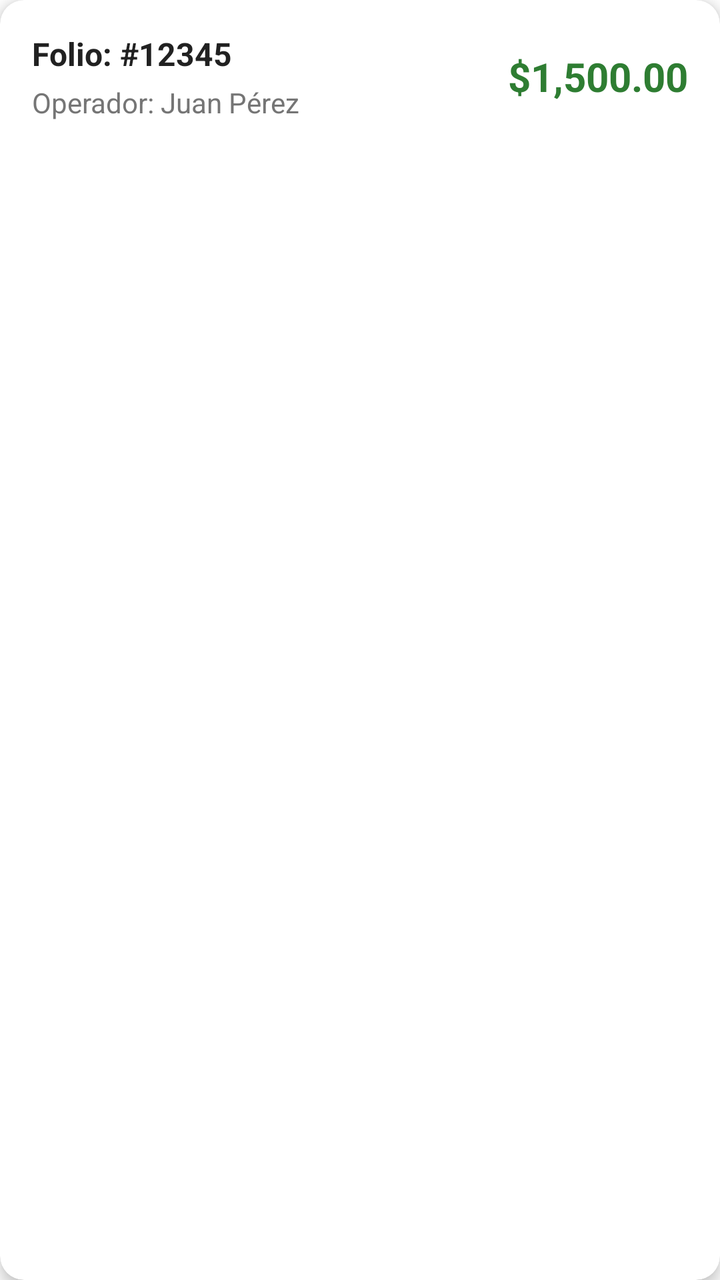
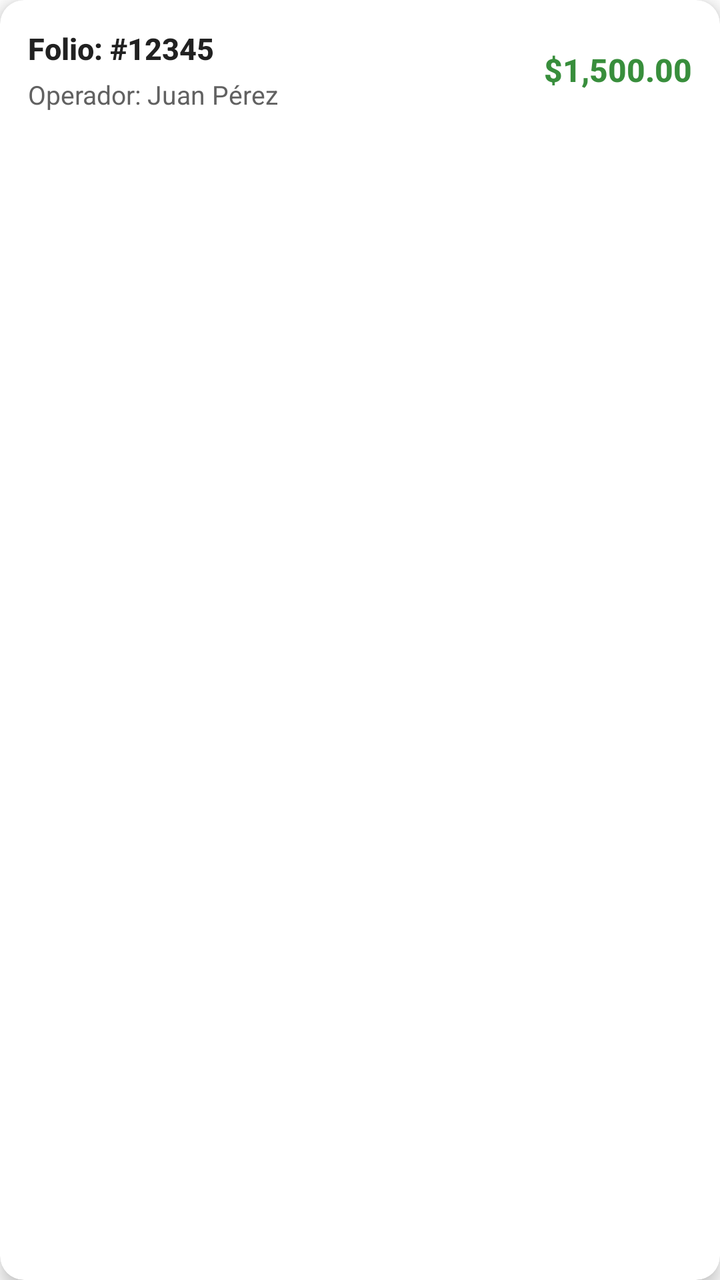

The first picture is an Android layout as it rendered before a commit; the second is the same layout after the commit. The layout source and the unified diff follow.
<!-- AndroidManifest.xml: application theme Theme.Satori_by_Aristo -->
<!-- res/layout/liquidacion_item.xml -->
<?xml version="1.0" encoding="utf-8"?>
<androidx.cardview.widget.CardView
    xmlns:android="http://schemas.android.com/apk/res/android"
    xmlns:app="http://schemas.android.com/apk/res-auto"
    android:layout_width="match_parent"
    android:layout_height="wrap_content"
    android:layout_margin="8dp"
    app:cardCornerRadius="12dp"
    app:cardElevation="4dp"
    app:cardBackgroundColor="@android:color/white">

    <LinearLayout
        android:layout_width="match_parent"
        android:layout_height="wrap_content"
        android:orientation="horizontal"
        android:padding="16dp"
        android:gravity="center_vertical">

        
        <LinearLayout
            android:layout_width="0dp"
            android:layout_height="wrap_content"
            android:layout_weight="1"
            android:orientation="vertical">

            <TextView
                android:id="@+id/tvFolioLiquidacion"
                android:layout_width="wrap_content"
                android:layout_height="wrap_content"
                android:text="Folio: #12345"
                android:textSize="16sp"
                android:textStyle="bold"
                android:textColor="#212121"/>

            <TextView
                android:id="@+id/tvOperadorLiquidacion"
                android:layout_width="wrap_content"
                android:layout_height="wrap_content"
                android:layout_marginTop="4dp"
                android:text="Operador: Juan Pérez"
                android:textColor="#757575"
                android:textSize="14sp" />
        </LinearLayout>

        
        <TextView
            android:id="@+id/tvPagoLiquidacion"
            android:layout_width="wrap_content"
            android:layout_height="wrap_content"
            android:layout_marginStart="16dp"
            android:text="$1,500.00"
            android:textSize="20sp"
            android:textStyle="bold"
            android:textColor="#2E7D32"/>

    </LinearLayout>
</androidx.cardview.widget.CardView>
<!-- resources referenced by this layout -->
<resources>
  <style name="Theme.Satori_by_Aristo" parent="Theme.MaterialComponents.DayNight.DarkActionBar">
          
          <item name="colorPrimary">@color/orange</item>
          <item name="colorPrimaryVariant">@color/orange_dark</item>
          <item name="colorOnPrimary">@color/white</item>
          <item name="colorSecondary">@color/grey</item>
          <item name="colorOnSecondary">@color/black</item>
      </style>
  <color name="orange">#FF9800</color>
  <color name="orange_dark">#F57C00</color>
  <color name="white">#FFFFFFFF</color>
  <color name="grey">#BF040303</color>
  <color name="black">#FF000000</color>
</resources>

<!-- the commit's change to res/layout/liquidacion_item.xml (unified diff, before → after) -->
@@ -6,15 +6,15 @@
     android:layout_height="wrap_content"
     android:layout_margin="8dp"
     app:cardCornerRadius="12dp"
-    app:cardElevation="4dp"
+    app:cardElevation="5dp"
     app:cardBackgroundColor="@android:color/white">
 
     <LinearLayout
         android:layout_width="match_parent"
         android:layout_height="wrap_content"
+        android:gravity="center_vertical"
         android:orientation="horizontal"
-        android:padding="16dp"
-        android:gravity="center_vertical">
+        android:padding="14dp">
 
         
         <LinearLayout
@@ -28,9 +28,10 @@
                 android:layout_width="wrap_content"
                 android:layout_height="wrap_content"
                 android:text="Folio: #12345"
-                android:textSize="16sp"
+                android:textColor="#212121"
+                android:textSize="15sp"
                 android:textStyle="bold"
-                android:textColor="#212121"/>
+                android:fontFamily="sans-serif-medium"/>
 
             <TextView
                 android:id="@+id/tvOperadorLiquidacion"
@@ -38,8 +39,9 @@
                 android:layout_height="wrap_content"
                 android:layout_marginTop="4dp"
                 android:text="Operador: Juan Pérez"
-                android:textColor="#757575"
-                android:textSize="14sp" />
+                android:textColor="#616161"
+                android:textSize="13sp"
+                android:fontFamily="sans-serif"/>
         </LinearLayout>
 
         
@@ -47,11 +49,11 @@
             android:id="@+id/tvPagoLiquidacion"
             android:layout_width="wrap_content"
             android:layout_height="wrap_content"
-            android:layout_marginStart="16dp"
+            android:layout_marginStart="24dp"
             android:text="$1,500.00"
-            android:textSize="20sp"
+            android:textColor="#388E3C"
+             android:textSize="16sp"
             android:textStyle="bold"
-            android:textColor="#2E7D32"/>
-
+            android:fontFamily="sans-serif-medium"/>
     </LinearLayout>
 </androidx.cardview.widget.CardView>
<!-- resource entries referenced after the edit -->
@@ -7,6 +7,12 @@
           <item name="colorOnPrimary">@color/white</item>
           <item name="colorSecondary">@color/grey</item>
           <item name="colorOnSecondary">@color/black</item>
+  
+          
+          <item name="android:statusBarColor">@color/orange_dark</item> 
+          <item name="android:windowDrawsSystemBarBackgrounds">true</item> 
+          <item name="windowActionBar">true</item>
+          <item name="windowNoTitle">false</item>
       </style>
   <color name="orange">#FF9800</color>
   <color name="orange_dark">#F57C00</color>
